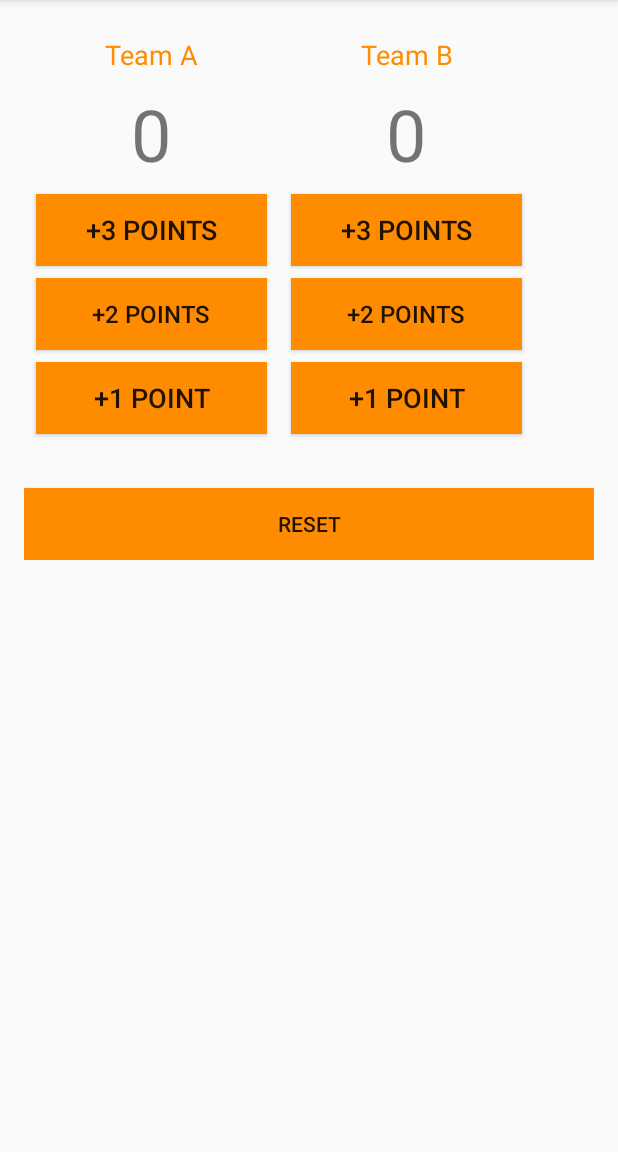
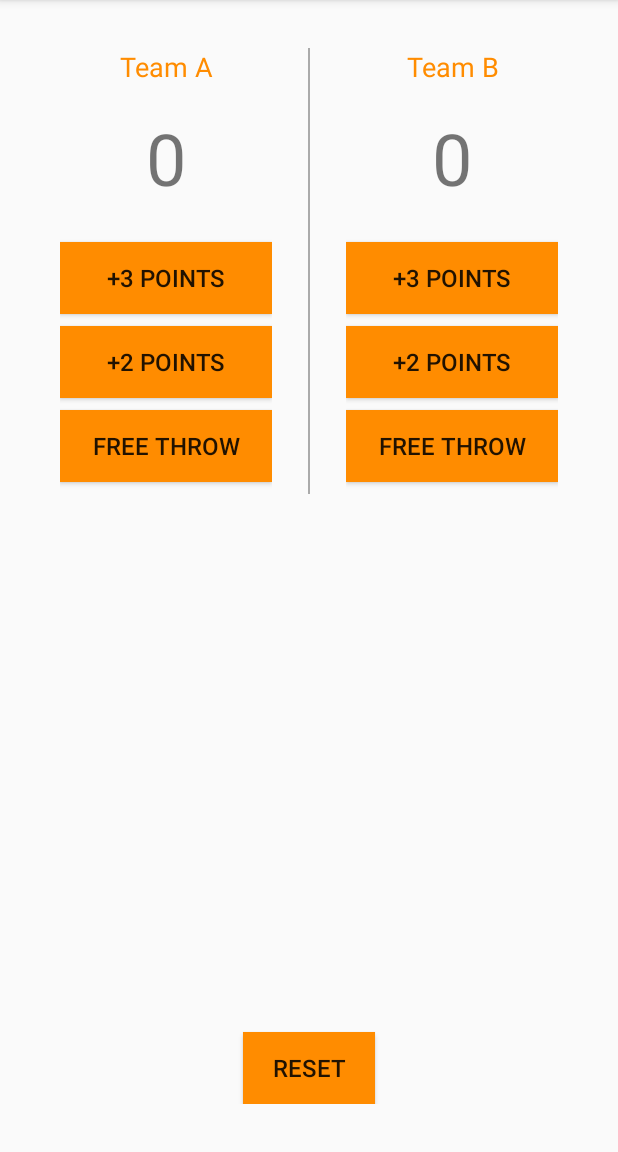
Before and after one commit to im-minion/Court_Counter, an Android app: the screen it shows after launch (MainActivity), on a phone screen of 412 x 824 dp, the part 84-1236 px from its top. Run offline under Robolectric (Android 15) with nearby library versions, the phone set to English and light mode, and no system bars.

Commit message:
final commit

```diff
--- a/app/build.gradle
+++ b/app/build.gradle
@@ -1,8 +1,8 @@
 apply plugin: 'com.android.application'
 
 android {
-    compileSdkVersion 24
-    buildToolsVersion "24.0.2"
+    compileSdkVersion 25
+    buildToolsVersion "25.0.2"
 
     defaultConfig {
         applicationId "vaibhav.com.courtcounter"
@@ -22,5 +22,5 @@ android {
 dependencies {
     compile fileTree(dir: 'libs', include: ['*.jar'])
     testCompile 'junit:junit:4.12'
-    compile 'com.android.support:appcompat-v7:24.2.0'
+    compile 'com.android.support:appcompat-v7:25.3.1'
 }
--- a/app/src/main/AndroidManifest.xml
+++ b/app/src/main/AndroidManifest.xml
@@ -4,11 +4,10 @@
 
     <application
         android:allowBackup="true"
-        android:icon="@mipmap/ic_launcher"
+        android:icon="@drawable/basketball"
         android:label="@string/app_name"
         android:supportsRtl="true"
-        android:theme="@style/AppTheme"
-        >
+        android:theme="@style/AppTheme">
         <activity android:name=".MainActivity">
 
             <intent-filter>
--- a/app/src/main/res/layout/activity_main.xml
+++ b/app/src/main/res/layout/activity_main.xml
@@ -1,157 +1,159 @@
 <?xml version="1.0" encoding="utf-8"?>
-<RelativeLayout xmlns:android="http://schemas.android.com/apk/res/android"
+<LinearLayout xmlns:android="http://schemas.android.com/apk/res/android"
     xmlns:tools="http://schemas.android.com/tools"
     android:layout_width="match_parent"
-    android:layout_height="wrap_content"
-    android:paddingBottom="@dimen/activity_vertical_margin"
+    android:layout_height="match_parent"
+    android:orientation="vertical"
+    android:paddingBottom="32dp"
     android:paddingLeft="@dimen/activity_horizontal_margin"
     android:paddingRight="@dimen/activity_horizontal_margin"
     android:paddingTop="@dimen/activity_vertical_margin"
-    android:orientation="vertical"
     tools:context="vaibhav.com.courtcounter.MainActivity">
 
-    <RelativeLayout
-        android:layout_width="170dp"
-        android:layout_height="wrap_content"
-        android:padding="4dp"
-        android:orientation="vertical"
-        android:id="@+id/rl1">
-        <TextView
+    <LinearLayout
         android:layout_width="match_parent"
         android:layout_height="wrap_content"
-            android:text="Team A"
-            android:layout_margin="4dp"
-            android:textAlignment="center"
-            android:layout_centerHorizontal="true"
-            android:textColor="#FF8C00"
-            android:id="@+id/teama"
-            android:textSize="18sp"
-            />
+        android:layout_marginTop="16dp"
+        android:orientation="horizontal">
+
+        <LinearLayout
+            android:id="@+id/rl1"
+            android:layout_width="0dp"
+            android:layout_height="wrap_content"
+            android:layout_marginEnd="24dp"
+            android:layout_marginStart="24dp"
+            android:layout_weight="1"
+            android:orientation="vertical">
 
             <TextView
+                android:id="@+id/teama"
                 android:layout_width="match_parent"
                 android:layout_height="wrap_content"
-            android:text="0"
-            android:textSize="48sp"
+                android:text="@string/team_a"
                 android:textAlignment="center"
-            android:layout_below="@+id/teama"
+                android:textColor="#FF8C00"
+                android:textSize="18sp" />
+
+            <TextView
                 android:id="@+id/scorea"
-            android:layout_margin="4dp"
-            />
+                android:layout_width="match_parent"
+                android:layout_height="wrap_content"
+                android:layout_marginTop="16dp"
+                android:text="@string/_0"
+                android:textAlignment="center"
+                android:textSize="48sp" />
 
 
             <Button
+                android:id="@+id/point3a"
                 android:layout_width="match_parent"
                 android:layout_height="wrap_content"
+                android:layout_marginBottom="8dp"
+                android:layout_marginTop="24dp"
+                android:background="#FF8C00"
+                android:onClick="add3a"
                 android:text="@string/bname"
-            android:textSize="18sp"
-            android:id="@+id/point3a"
-            android:layout_centerHorizontal="true"
-            android:layout_below="@+id/scorea"
-            android:onClick="add3a"
-            android:layout_margin="4dp"
-            android:background="#FF8C00"
-            />
+                android:textSize="16sp" />
+
             <Button
+                android:id="@+id/point2a"
                 android:layout_width="match_parent"
                 android:layout_height="wrap_content"
+                android:layout_marginBottom="8dp"
+                android:background="#FF8C00"
+                android:onClick="add2a"
                 android:text="@string/b2name"
-            android:textSize="16sp"
-            android:id="@+id/point2a"
-            android:layout_below="@+id/point3a"
-            android:onClick="add2a"
-            android:layout_margin="4dp"
-            android:background="#FF8C00"
-            />
+                android:textSize="16sp" />
+
             <Button
+                android:id="@+id/point1a"
                 android:layout_width="match_parent"
                 android:layout_height="wrap_content"
+                android:layout_marginBottom="8dp"
+                android:background="#FF8C00"
+                android:onClick="add1a"
+
                 android:text="@string/b3name"
-            android:textSize="18sp"
-            android:id="@+id/point1a"
-            android:layout_below="@+id/point2a"
-            android:onClick="add1a"
-            android:layout_margin="4dp"
-            android:background="#FF8C00"
-            />
+                android:textSize="16sp" />
 
-    </RelativeLayout>
+        </LinearLayout>
 
+        <View
+            android:layout_width="1.5dp"
+            android:layout_height="match_parent"
+            android:background="@android:color/darker_gray" />
 
-    <RelativeLayout
-        android:layout_width="170dp"
+        <LinearLayout
+
+            android:id="@+id/rl2"
+            android:layout_width="0dp"
             android:layout_height="wrap_content"
-        android:id="@+id/rl2"
-        android:padding="4dp"
-        android:layout_toRightOf="@+id/rl1"
-        >
+            android:layout_marginEnd="24dp"
+            android:layout_marginStart="24dp"
+            android:layout_weight="1"
+            android:orientation="vertical">
+
             <TextView
+                android:id="@+id/teamb"
                 android:layout_width="match_parent"
                 android:layout_height="wrap_content"
-            android:text="Team B"
+                android:text="@string/team_b"
                 android:textAlignment="center"
-            android:layout_centerHorizontal="true"
                 android:textColor="#FF8C00"
-            android:id="@+id/teamb"
-            android:textSize="18sp"
-            android:layout_margin="4dp"/>
+                android:textSize="18sp" />
 
             <TextView
+                android:id="@+id/scoreb"
                 android:layout_width="match_parent"
                 android:layout_height="wrap_content"
-            android:text="0"
-            android:layout_margin="4dp"
-            android:textSize="48sp"
+                android:layout_marginTop="16dp"
+                android:text="@string/_0"
                 android:textAlignment="center"
-            android:layout_below="@+id/teamb"
-            android:id="@+id/scoreb"
-            />
-
+                android:textSize="48sp" />
 
             <Button
+                android:id="@+id/point3b"
                 android:layout_width="match_parent"
                 android:layout_height="wrap_content"
-            android:layout_margin="4dp"
+                android:layout_marginBottom="8dp"
+                android:layout_marginTop="24dp"
+                android:background="#FF8C00"
+                android:onClick="add3b"
                 android:text="@string/bname"
-            android:textSize="18sp"
-            android:id="@+id/point3b"
-            android:layout_centerHorizontal="true"
-            android:layout_below="@+id/scoreb"
-            android:onClick="add3b"
-            android:background="#FF8C00"
-            />
+                android:textSize="16sp" />
+
             <Button
+                android:id="@+id/point2b"
                 android:layout_width="match_parent"
                 android:layout_height="wrap_content"
+                android:layout_marginBottom="8dp"
+                android:background="#FF8C00"
+                android:onClick="add2b"
                 android:text="@string/b2name"
-            android:background="#FF8C00"
-            android:textSize="16sp"
-            android:id="@+id/point2b"
-            android:layout_below="@+id/point3b"
-            android:layout_margin="4dp"
-            android:onClick="add2b"/>
+                android:textSize="16sp" />
+
             <Button
+                android:id="@+id/point1b"
                 android:layout_width="match_parent"
                 android:layout_height="wrap_content"
+                android:layout_marginBottom="8dp"
+                android:background="#FF8C00"
+                android:onClick="add1b"
                 android:text="@string/b3name"
-            android:textSize="18sp"
+                android:textSize="16sp" />
+        </LinearLayout>
+    </LinearLayout>
 
-            android:id="@+id/point1b"
-            android:layout_below="@+id/point2b"
-            android:onClick="add1b"
-            android:layout_margin="4dp"
-            android:background="#FF8C00"/>
-    </RelativeLayout>
+    <LinearLayout
+        android:layout_width="match_parent"
+        android:layout_height="match_parent"
+        android:gravity="bottom|center">
 
         <Button
-        android:layout_marginTop="28dp"
-        android:layout_width="match_parent"
+            android:layout_width="wrap_content"
             android:layout_height="wrap_content"
-        android:layout_below="@+id/rl1"
+            android:background="#FF8C00"
             android:text="@string/r"
-        android:id="@+id/reset"
-        android:onClick="resetf"
-        android:background="#FF8C00"
-        />
-
-</RelativeLayout>
+            android:textSize="16sp" />
+    </LinearLayout>
+</LinearLayout>
--- a/app/src/main/res/values/strings.xml
+++ b/app/src/main/res/values/strings.xml
@@ -2,6 +2,10 @@
     <string name="app_name">Court Counter</string>
     <string name="bname">+3 Points</string>
     <string name="b2name">+2 POINTS</string>
-    <string name="b3name">+1 POINT</string>
+    <string name="b3name">Free Throw</string>
     <string name="r">RESET</string>
+    <string name="team_a">Team A</string>
+    <string name="_0">0</string>
+    <string name="team_b">Team B</string>
+    <string name="_0">0</string>
 </resources>
--- a/app/src/main/res/values/styles.xml
+++ b/app/src/main/res/values/styles.xml
@@ -3,9 +3,10 @@
     <!-- Base application theme. -->
     <style name="AppTheme" parent="Theme.AppCompat.Light.DarkActionBar">
         <!-- Customize your theme here. -->
-        <item name="colorPrimary">#FF8C00</item>
+        <item name="colorPrimary">#FF9800</item>
         <item name="colorPrimaryDark">@color/colorPrimaryDark</item>
         <item name="colorAccent">@color/colorAccent</item>
+        <item name="colorButtonNormal">#FF9800</item>
     </style>
 
 
--- a/build.gradle
+++ b/build.gradle
@@ -5,7 +5,7 @@ buildscript {
         jcenter()
     }
     dependencies {
-        classpath 'com.android.tools.build:gradle:2.1.3'
+        classpath 'com.android.tools.build:gradle:3.0.1'
 
         // NOTE: Do not place your application dependencies here; they belong
         // in the individual module build.gradle files
```
Also changed, not shown: app/src/main/res/drawable/basketball.png (added), gradle/wrapper/gradle-wrapper.properties. Lines whose indentation alone changed are shown as unchanged.
